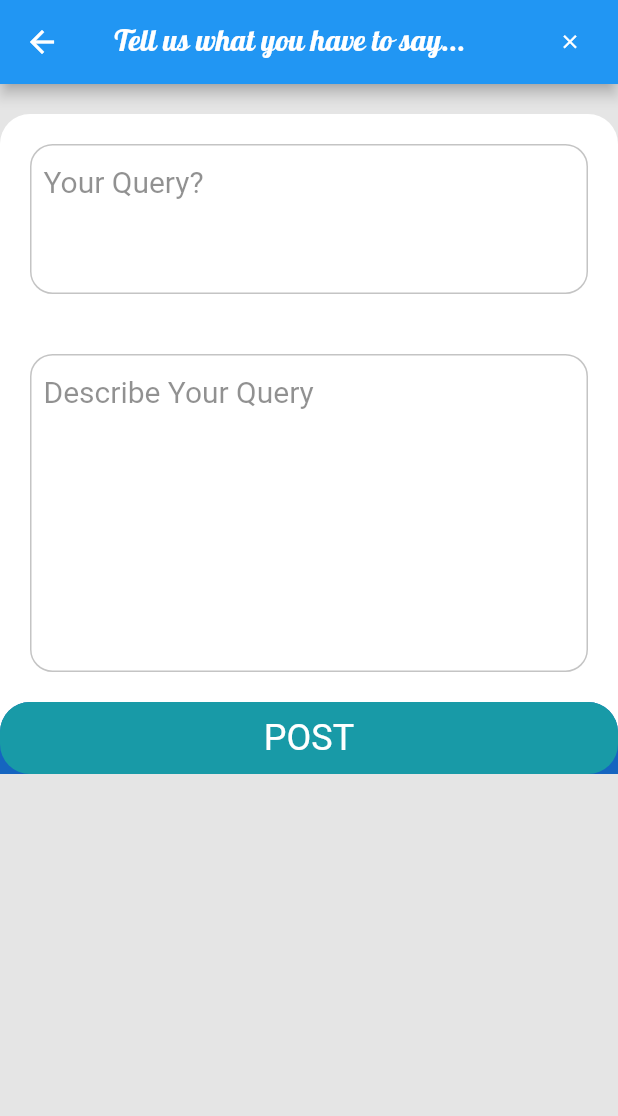
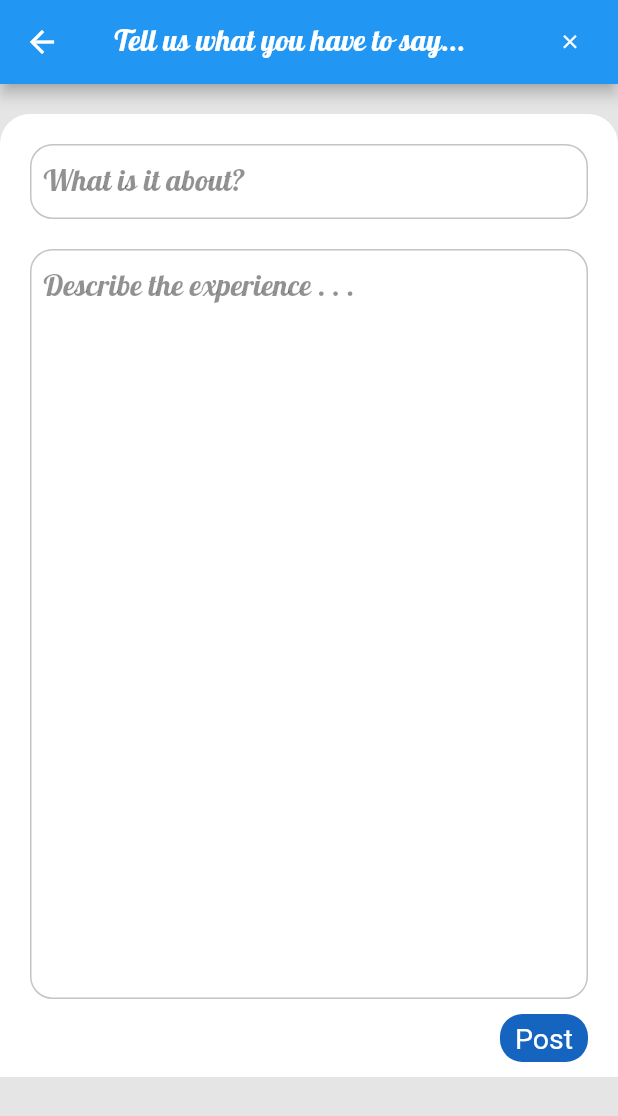
Before and after one commit to CoderMayhem/mental_health_hack, a Flutter app: the AddPost screen opened directly, on a phone screen of 412 x 824 dp. Shown: the top 1116 px of the screen. Run offline on Flutter 3.47's test engine with Material 2 defaults, Android fonts, the phone set to English and light mode, and no system bars; our stand-ins replace animated_text_kit, cloud_firestore, firebase_auth, flutter_markdown, flutter_screenutil, fluttertoast and 5 more; accounts and stored records are empty.

```diff
--- a/lib/model/user.dart
+++ b/lib/model/user.dart
@@ -1,3 +1,5 @@
+import 'package:flutter/material.dart';
+
 class User{
 
   String name;
@@ -7,6 +9,7 @@ class User{
   int postUpvotes;
   int replyUpvotes;
   int zenRating;
+  int streak;
 
-  User({this.name, this.userId, this.email, this.postIds, this.postUpvotes, this.replyUpvotes, this.zenRating});
+  User({this.name, this.userId, this.email, this.postIds, this.postUpvotes, this.replyUpvotes, this.zenRating, this.streak});
 }
--- a/lib/viewModels/homepage_viewmodel.dart
+++ b/lib/viewModels/homepage_viewmodel.dart
@@ -74,7 +74,7 @@ class HomepageVM extends StatelessWidget {
   Widget _buildTappableCardList(List<PostCard> postCards) {
     // ignore: missing_return
     return Container(
-      color: Colors.white54,
+      //color: Colors.white54,
       child: Padding(
         padding: const EdgeInsets.only(top: 8.0),
         child: ListView.builder(
--- a/lib/views/additon/addPost.dart
+++ b/lib/views/additon/addPost.dart
@@ -50,7 +50,7 @@ class _AddPostState extends State<AddPost> {
       ),
       body: SingleChildScrollView(
         child: Column(
-          mainAxisSize: MainAxisSize.min,
+          mainAxisSize: MainAxisSize.max,
           children: <Widget>[
             //HeadingContainer(heading: 'Discussion Thread'),
             SizedBox(height: 20),
@@ -59,7 +59,7 @@ class _AddPostState extends State<AddPost> {
               decoration: BoxDecoration(
                   color: Colors.white,
                   borderRadius: BorderRadius.vertical(
-                      top: Radius.circular(20), bottom: Radius.circular(20))),
+                      top: Radius.circular(20), bottom: Radius.circular(0))),
               child: Form(
                 key: _key,
                 child: Column(
@@ -67,8 +67,8 @@ class _AddPostState extends State<AddPost> {
                     Padding(
                       padding: EdgeInsets.all(20),
                       child: Container(
-                        constraints: BoxConstraints(
-                            minHeight: 100),
+                       /* constraints: BoxConstraints(
+                            minHeight: 100),*/
                         decoration: BoxDecoration(
                             shape: BoxShape.rectangle,
                             borderRadius: BorderRadius.circular(15),
@@ -87,8 +87,9 @@ class _AddPostState extends State<AddPost> {
                           },
                           decoration: InputDecoration(
                             border: InputBorder.none,
-                            hintText: 'Your Query?',
+                            hintText: 'What is it about?',
                             hintStyle: TextStyle(
+                              fontFamily: 'Pattaya',
                               fontSize: 20,
                               color: Color(0x80242424),
                             ),
@@ -101,10 +102,10 @@ class _AddPostState extends State<AddPost> {
                       ),
                     ),
                     Padding(
-                      padding: EdgeInsets.all(20),
+                      padding: EdgeInsets.fromLTRB(20,0,20,10),
                       child: Container(
                         constraints: BoxConstraints(
-                            minHeight: 212),
+                            minHeight: 500),
                         decoration: BoxDecoration(
                             shape: BoxShape.rectangle,
                             borderRadius: BorderRadius.circular(15),
@@ -123,11 +124,13 @@ class _AddPostState extends State<AddPost> {
                           },
                           decoration: InputDecoration(
                             border: InputBorder.none,
-                            hintText: 'Describe Your Query',
+                            hintText: 'Describe the experience . . . ',
                             hintStyle: TextStyle(
+                              fontFamily: 'Pattaya',
                               fontSize: 20,
                               color: Color(0x80242424),
                             ),
+                            hintMaxLines: 2,
                             contentPadding: EdgeInsets.all(8),
                           ),
                           onChanged: (val) {
@@ -136,7 +139,26 @@ class _AddPostState extends State<AddPost> {
                         ),
                       ),
                     ),
-                    Container(
+                    Padding(
+                      padding: const EdgeInsets.fromLTRB(0,0,20,10),
+                      child: Row(
+                        mainAxisAlignment: MainAxisAlignment.end,
+                        children: [
+                          Container(
+                            padding: EdgeInsets.symmetric(vertical: 5, horizontal: 10),
+                            decoration: BoxDecoration(
+                              color: Colors.blue[800],
+                              borderRadius: BorderRadius.circular(15),
+                            ),
+                            child: GestureDetector(
+                              child : Text('Post', style: TextStyle(color: Colors.white, fontSize: 19),),
+
+                            )
+                          ),
+                        ],
+                      ),
+                    )
+                    /*Container(
                       decoration: BoxDecoration(
                           color: Colors.blue[800],
                           borderRadius: BorderRadius.vertical(
@@ -187,7 +209,7 @@ class _AddPostState extends State<AddPost> {
                           ),
                         ),
                       ),
-                    ),
+                    ),*/
                   ],
                 ),
               ),
--- a/lib/views/login.dart
+++ b/lib/views/login.dart
@@ -117,6 +117,7 @@ class _LoginScreenState extends State<LoginScreen> {
                                   postUpvotes: result.data['postUpvotes'],
                                   replyUpvotes: result.data['replyUpvotes'],
                                   zenRating: result.data['zenRating'],
+                                  streak: result.data['streak'] ?? 0,
                                 );
                                 MyAppState.currentUser = user;
                               });
--- a/lib/views/postThread.dart
+++ b/lib/views/postThread.dart
@@ -84,6 +84,7 @@ class _PostThreadState extends State<PostThread> {
             style: TextStyle(
               fontWeight: FontWeight.bold,
               fontSize: ScreenUtil().setSp(24),
+              fontFamily: 'Pattaya',
               color: Colors.white,
             ),
           ),
@@ -103,7 +104,6 @@ class _PostThreadState extends State<PostThread> {
               child: Column(
                 crossAxisAlignment: CrossAxisAlignment.start,
                 children: <Widget>[
-                  HeadingContainer(heading: 'Discussion Thread'),
                   Padding(
                     padding: EdgeInsets.only(
                         top: ScreenUtil().setHeight(20),
@@ -242,7 +242,7 @@ class _PostThreadState extends State<PostThread> {
                             child: Row(
                               children: <Widget>[
                                 SizedBox(width: 10.0),
-                                Icon(Icons.reply, size: 20, color: Colors.white12),
+                                Icon(Icons.reply, size: 20, color: Colors.grey),
                                 SizedBox(width: 10),
                                 Text(
                                   'Reply',
--- a/lib/views/register.dart
+++ b/lib/views/register.dart
@@ -136,6 +136,7 @@ class _RegistrationScreenState extends State<RegistrationScreen> {
                           'postUpvotes': 0,
                           'replyUpvotes': 0,
                           'zenRating': 0,
+                          'streak' : 0,
                         }).then((v) {
                           user = User(
                               name: name,
@@ -144,7 +145,8 @@ class _RegistrationScreenState extends State<RegistrationScreen> {
                               postIds: [],
                               postUpvotes: 0,
                               replyUpvotes: 0,
-                              zenRating: 0);
+                              zenRating: 0,
+                              streak: 0);
                         });
                         MyAppState.currentUser = user;
                         Navigator.pushNamedAndRemoveUntil(
```
Also changed, not shown: lib/utilities/bottomNavBar.dart (+5 -6 lines), lib/utilities/postCard.dart (+0 -19 lines), lib/viewModels/info_VM.dart (+3 -6 lines), lib/views/homepage.dart (+9 -4 lines), lib/views/infopage.dart (+18 -1 lines), lib/views/meditation.dart (deleted, +0 -15 lines), lib/views/streak.dart (added, +178 -0 lines).
